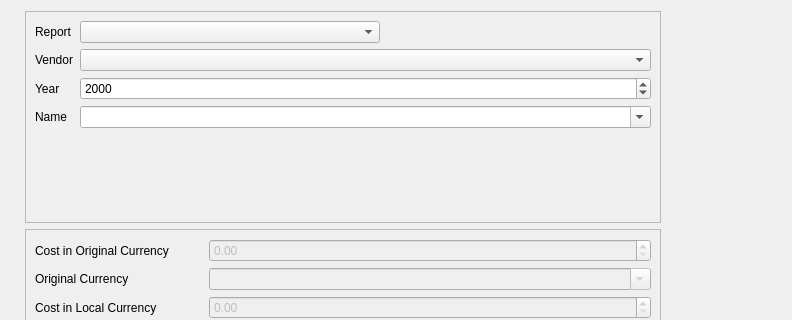
The window that ui/CostsTab.ui (CS-4820-Library-Project/COUNTER-5-Report-Tool-2020-5.0) describes before a commit, drawn with Qt 5; both pictures show x 106 to 898 and y 0 to 320 of the 898 by 671 pixel window.
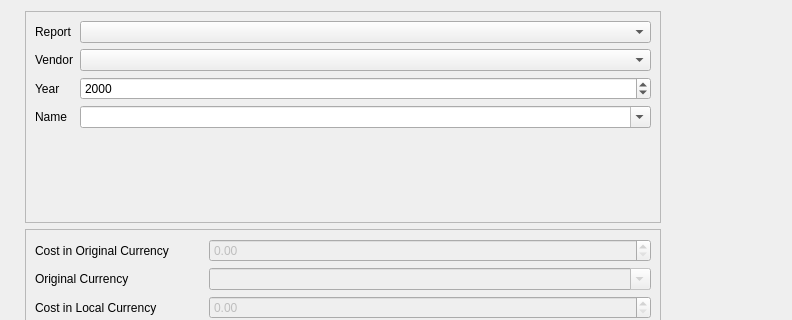
The same window after the commit. Icons and pictures are not drawn.

Commit message: Report type fixed

```diff
--- a/ui/CostsTab.ui
+++ b/ui/CostsTab.ui
@@ -65,7 +65,7 @@
          <item row="0" column="1">
           <widget class="QComboBox" name="costs_report_parameter_combobox">
            <property name="sizePolicy">
-            <sizepolicy hsizetype="Maximum" vsizetype="Fixed">
+            <sizepolicy hsizetype="Preferred" vsizetype="Fixed">
              <horstretch>0</horstretch>
              <verstretch>0</verstretch>
             </sizepolicy>
```
The commit also changes 1 other file.
